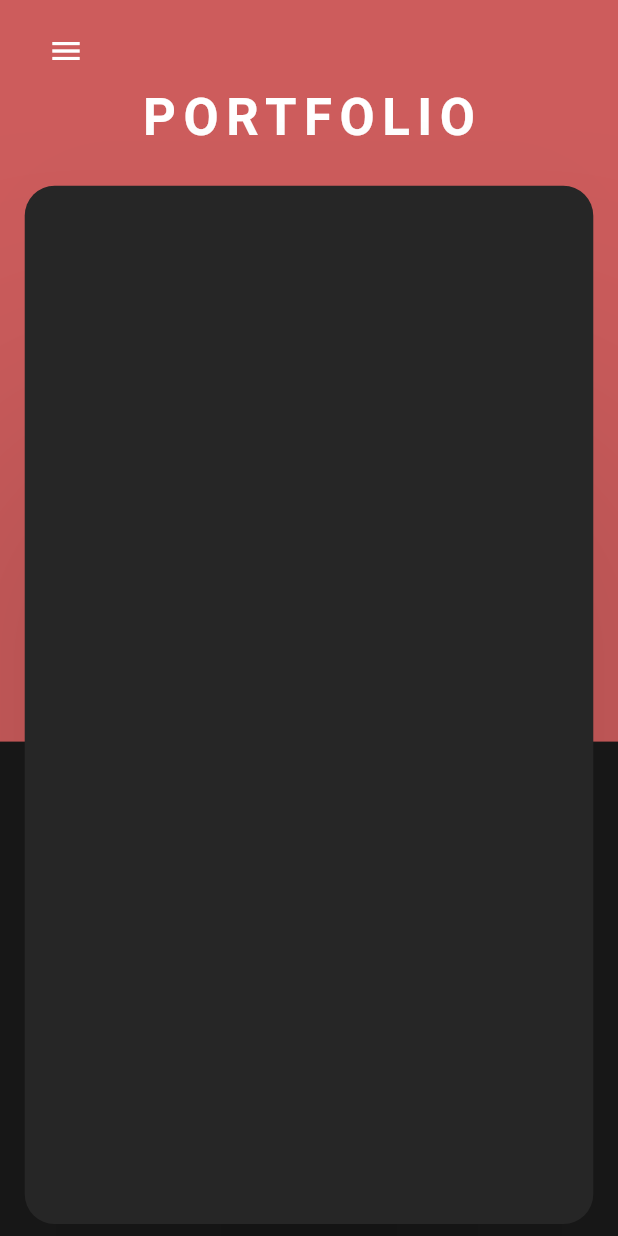
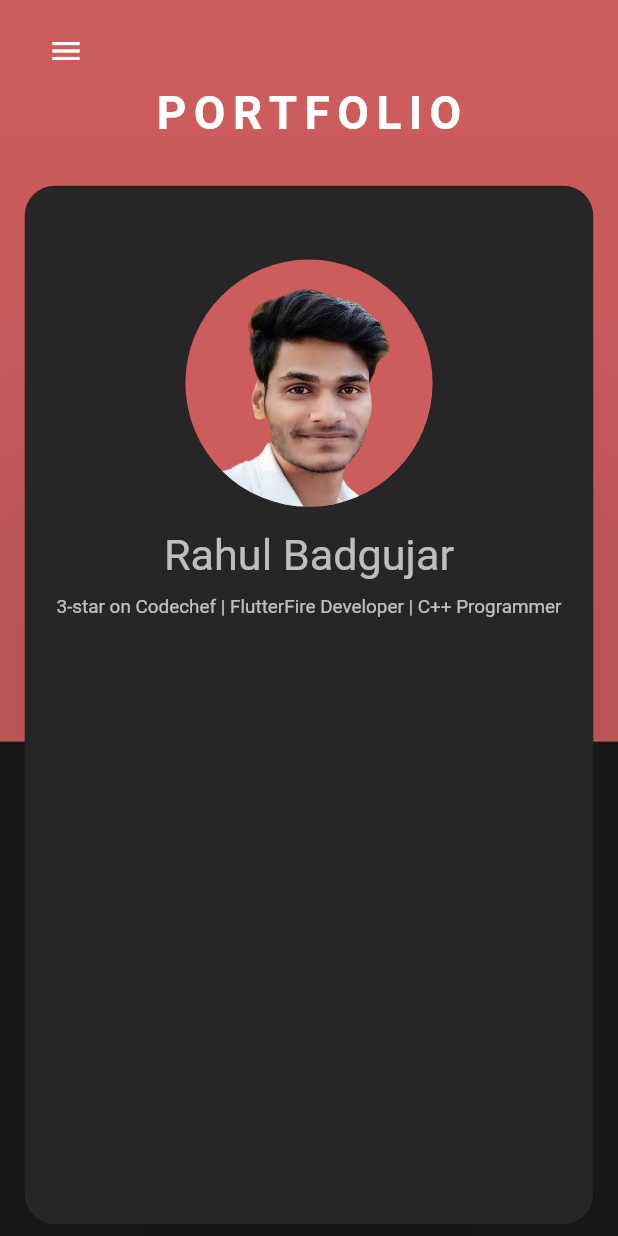
Before and after one commit to rahul-badgujar/my-portfolio, a Flutter app: the screen it shows after launch, on a phone screen of 412 x 824 dp. Run offline on Flutter 3.47's test engine with Material 2 defaults, Android fonts, the phone set to English and light mode, and no system bars; our stand-ins replace firebase_core, firebase_storage; accounts and stored records are empty.

Commit message:
added DP, name and title

```diff
--- a/lib/data.dart
+++ b/lib/data.dart
@@ -1,4 +1,5 @@
 final data = <String, dynamic>{
   "name": "Rahul Badgujar",
-  "title": "3-star on Codechef | FlutterFire Developer | C++ Programmer"
+  "title": "3-star on Codechef | FlutterFire Developer | C++ Programmer",
+  "photo": "assets/images/dp-transparent.png",
 };
--- a/lib/theme.dart
+++ b/lib/theme.dart
@@ -10,6 +10,9 @@ class AppTheme {
   ThemeData getTheme() {
     return ThemeData(
       primaryColor: primaryColor,
+      primaryColorLight: primaryColor,
+      primaryColorDark: primaryColor,
+      accentColor: primaryColor,
       scaffoldBackgroundColor: Color.fromRGBO(25, 25, 25, 1.0),
       textTheme: getTextTheme(),
       cardTheme: getCardTheme(),
@@ -34,12 +37,18 @@ class AppTheme {
       headline4: base.textTheme.headline4.copyWith(
         color: primaryTextColor,
       ),
+      headline5: base.textTheme.headline5.copyWith(
+        color: primaryTextColor,
+      ),
       subtitle1: base.textTheme.subtitle1.copyWith(
         color: primaryTextColor,
       ),
       subtitle2: base.textTheme.subtitle2.copyWith(
         color: primaryTextColor,
       ),
+      bodyText2: base.textTheme.bodyText2.copyWith(
+        color: primaryTextColor,
+      ),
     );
   }
 }
--- /dev/null
+++ b/lib/widgets/about_section.dart
@@ -0,0 +1,48 @@
+import 'package:flutter/material.dart';
+import 'package:my_portfolio/data.dart';
+import 'package:my_portfolio/utils.dart';
+
+class AboutSection extends StatefulWidget {
+  @override
+  _AboutSectionState createState() => _AboutSectionState();
+}
+
+class _AboutSectionState extends State<AboutSection> {
+  @override
+  Widget build(BuildContext context) {
+    return Column(
+      children: [
+        SizedBox(height: DeviceDetails(context).height * 0.05),
+        CircleAvatar(
+          maxRadius: DeviceDetails(context).deviceType == DeviceType.Desktop
+              ? DeviceDetails(context).height * 0.2
+              : DeviceDetails(context).width * 0.2,
+          minRadius: DeviceDetails(context).deviceType == DeviceType.Desktop
+              ? DeviceDetails(context).height * 0.1
+              : DeviceDetails(context).width * 0.1,
+          backgroundImage: AssetImage(
+            data["photo"],
+          ),
+        ),
+        SizedBox(height: 15),
+        Text(
+          data["name"],
+          textScaleFactor:
+              DeviceDetails(context).deviceType == DeviceType.Desktop
+                  ? 1.5
+                  : 1.2,
+          style: Theme.of(context).textTheme.headline5,
+        ),
+        SizedBox(height: 10),
+        Text(
+          data["title"],
+          textScaleFactor:
+              DeviceDetails(context).deviceType == DeviceType.Desktop
+                  ? 1.4
+                  : 0.9,
+          style: Theme.of(context).textTheme.bodyText2,
+        ),
+      ],
+    );
+  }
+}
--- a/lib/widgets/content_canvas.dart
+++ b/lib/widgets/content_canvas.dart
@@ -1,4 +1,7 @@
 import 'package:flutter/material.dart';
+import 'package:my_portfolio/providers/navbar_model.dart';
+import 'package:my_portfolio/widgets/about_section.dart';
+import 'package:provider/provider.dart';
 
 import '../utils.dart';
 
@@ -15,10 +18,16 @@ class ContentCanvas extends StatelessWidget {
       child: SingleChildScrollView(
         physics: BouncingScrollPhysics(),
         child: Container(
+          padding: EdgeInsets.symmetric(horizontal: 10, vertical: 8),
           width: DeviceDetails(context).width * 0.92,
           height: DeviceDetails(context).deviceType == DeviceType.Desktop
               ? DeviceDetails(context).height * 0.82
               : DeviceDetails(context).height * 0.84,
+          child: Consumer<NavBarModel>(
+            builder: (context, model, child) {
+              return AboutSection();
+            },
+          ),
         ),
       ),
     );
--- a/lib/widgets/portfolio_label.dart
+++ b/lib/widgets/portfolio_label.dart
@@ -1,5 +1,6 @@
 import 'package:flutter/material.dart';
 import 'package:my_portfolio/constants.dart';
+import '../utils.dart';
 
 class PortfolioLabel extends StatelessWidget {
   const PortfolioLabel({
@@ -10,6 +11,8 @@ class PortfolioLabel extends StatelessWidget {
   Widget build(BuildContext context) {
     return Text(
       "PORTFOLIO",
+      textScaleFactor:
+          DeviceDetails(context).deviceType == DeviceType.Desktop ? 1.4 : 0.9,
       style: Theme.of(context).textTheme.headline4.copyWith(
             letterSpacing: 5,
             fontWeight: FontWeight.bold,
```
Also changed, not shown: assets/images/dp-transparent.png (added).
